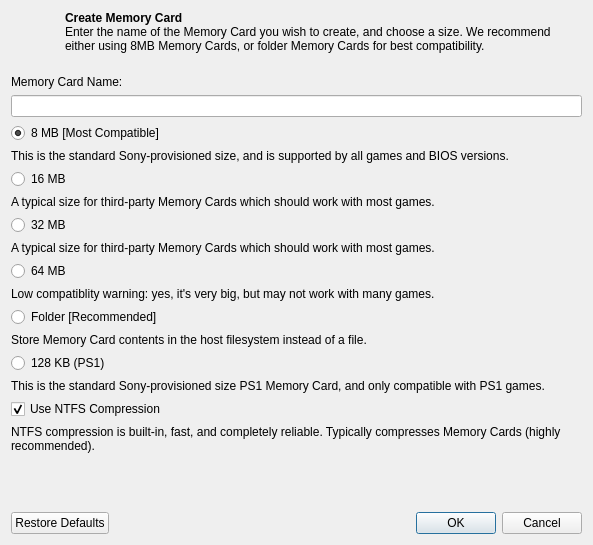
Above: pcsx2-qt/Settings/CreateMemoryCardDialog.ui from PCSX2/pcsx2 before the change. Below: the same form after it.
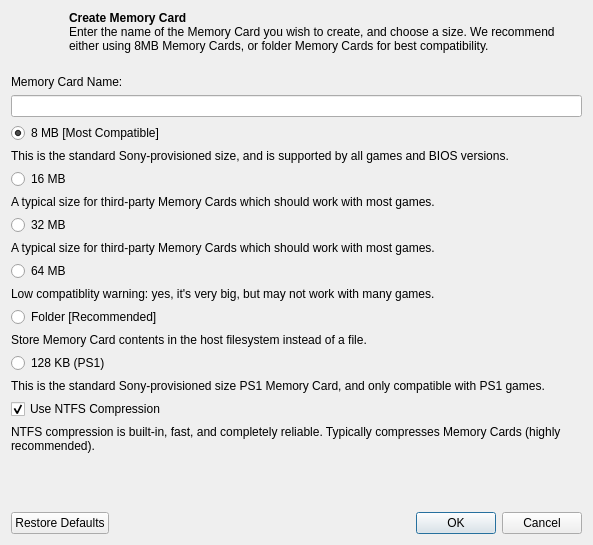
That is the form after the change. Icons and pictures are not drawn.

Commit message: Qt: Fix icon in memory card create dialog

Diff of the .ui file:
```diff
--- a/pcsx2-qt/Settings/CreateMemoryCardDialog.ui
+++ b/pcsx2-qt/Settings/CreateMemoryCardDialog.ui
@@ -18,10 +18,13 @@
   </property>
   <layout class="QVBoxLayout" name="verticalLayout_9">
    <item>
-    <layout class="QHBoxLayout" name="horizontalLayout">
+    <layout class="QHBoxLayout" name="horizontalLayout" stretch="0,1">
      <property name="bottomMargin">
       <number>10</number>
      </property>
+	 <property name="spacing">
+      <number>10</number>
+     </property>
      <item>
       <widget class="QLabel" name="label">
        <property name="minimumSize">
```
Left out of the diff: 8 changed lines with no effect on the pictures. The commit also changes 1 other file.
